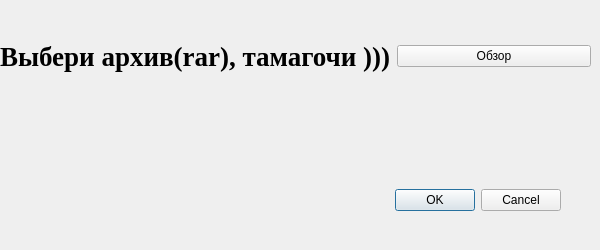
The window that dialogfromupdatefiles.ui (geodryaev/terminalv2) describes before a commit, drawn with Qt 5.
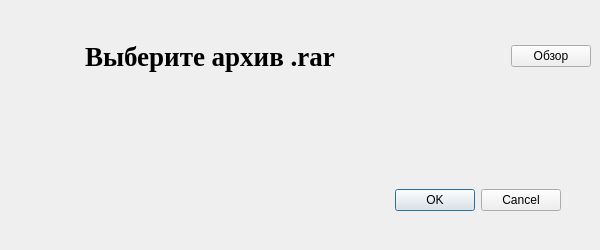
The same window after the commit.

Diff of the .ui file:
```diff
--- a/dialogfromupdatefiles.ui
+++ b/dialogfromupdatefiles.ui
@@ -39,21 +39,59 @@
     </rect>
    </property>
    <layout class="QHBoxLayout" name="horizontalLayout">
+    <item>
+     <spacer name="horizontalSpacer">
+      <property name="orientation">
+       <enum>Qt::Horizontal</enum>
+      </property>
+      <property name="sizeHint" stdset="0">
+       <size>
+        <width>40</width>
+        <height>20</height>
+       </size>
+      </property>
+     </spacer>
+    </item>
     <item>
      <widget class="QLabel" name="label">
       <property name="font">
        <font>
         <family>Times New Roman</family>
         <pointsize>20</pointsize>
-        <weight>75</weight>
         <bold>true</bold>
        </font>
       </property>
       <property name="text">
-       <string>Выбери архив(rar), тамагочи )))</string>
+       <string>Выберите архив .rar</string>
       </property>
      </widget>
     </item>
+    <item>
+     <spacer name="horizontalSpacer_2">
+      <property name="orientation">
+       <enum>Qt::Horizontal</enum>
+      </property>
+      <property name="sizeHint" stdset="0">
+       <size>
+        <width>40</width>
+        <height>20</height>
+       </size>
+      </property>
+     </spacer>
+    </item>
+    <item>
+     <spacer name="horizontalSpacer_3">
+      <property name="orientation">
+       <enum>Qt::Horizontal</enum>
+      </property>
+      <property name="sizeHint" stdset="0">
+       <size>
+        <width>40</width>
+        <height>20</height>
+       </size>
+      </property>
+     </spacer>
+    </item>
     <item>
      <widget class="QPushButton" name="update">
       <property name="text">
```
